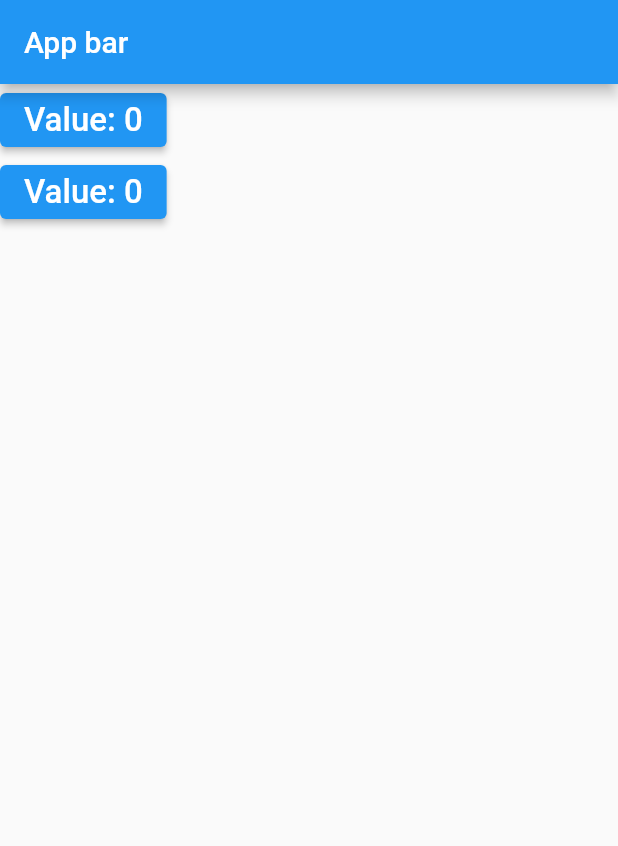
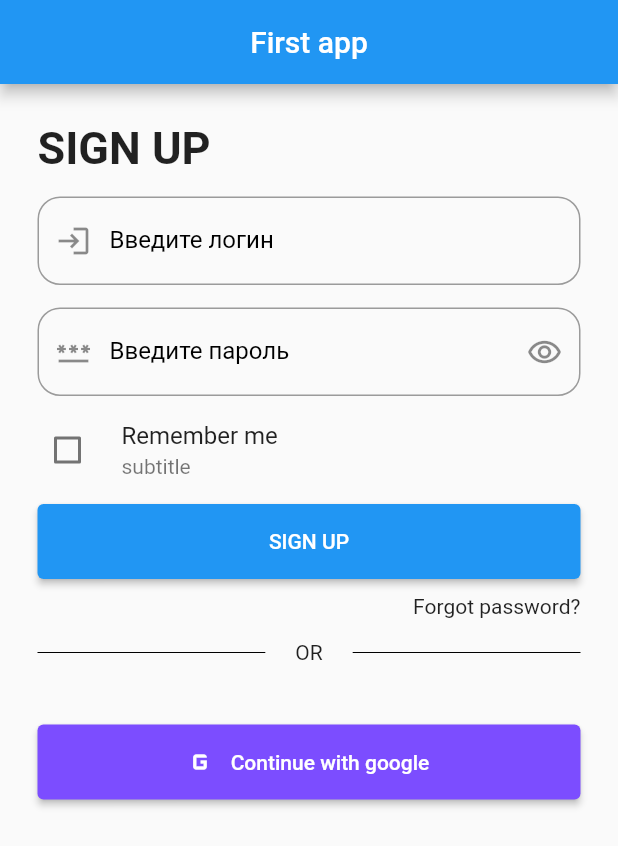
Before and after one commit to VangelNum/flutter_start, a Flutter app: the screen it shows after launch, on a phone screen of 412 x 824 dp. Shown: the top 846 px of the screen. Run offline on Flutter 3.47's test engine with Material 2 defaults, Android fonts, the phone set to English and light mode, and no system bars.

Commit message:
Login screen

```diff
--- /dev/null
+++ b/assets/config.json
@@ -0,0 +1,24 @@
+{
+  "name": "",
+  "css_prefix_text": "",
+  "css_use_suffix": false,
+  "hinting": true,
+  "units_per_em": 1000,
+  "ascent": 850,
+  "glyphs": [
+    {
+      "uid": "dbcd1a51cd108afcd0a472f963ee551b",
+      "css": "google",
+      "code": 59392,
+      "src": "custom_icons",
+      "selected": true,
+      "svg": {
+        "path": "M940 510.4C940 477.9 937.1 446.7 931.7 416.7H500V594.2H746.7C735.8 651.2 703.3 699.6 654.6 732.1V847.5H803.3C890 767.5 940 650 940 510.4ZM500 958.3C623.8 958.3 727.5 917.5 803.3 847.5L654.6 732.1C613.8 759.6 561.7 776.2 500 776.2 380.8 776.2 279.6 695.8 243.3 587.5H90.8V705.8C166.3 855.4 320.8 958.3 500 958.3ZM243.3 587.1C234.2 559.6 228.8 530.4 228.8 500S234.2 440.4 243.3 412.9V294.6H90.8C59.6 356.3 41.7 425.8 41.7 500S59.6 643.7 90.8 705.4L209.6 612.9 243.3 587.1ZM500 224.2C567.5 224.2 627.5 247.5 675.4 292.5L806.7 161.2C727.1 87.1 623.8 41.7 500 41.7 320.8 41.7 166.3 144.6 90.8 294.6L243.3 412.9C279.6 304.6 380.8 224.2 500 224.2ZM41.7 41.7H958.3V958.3H41.7Z",
+        "width": 1000
+      },
+      "search": [
+        "google"
+      ]
+    }
+  ]
+}
--- a/lib/main.dart
+++ b/lib/main.dart
@@ -1,48 +1,151 @@
 import 'package:flutter/material.dart';
 
 void main() {
-  runApp(
-    MaterialApp(
+  runApp(MyApp());
+}
+
+class MyApp extends StatelessWidget {
+  @override
+  Widget build(BuildContext context) {
+    return MaterialApp(
       home: Scaffold(
-        body: Column(
-          children: [
-            Counter(increment: 2),
-            Counter(increment: 1),
-          ],
+        appBar: AppBar(
+          title: Text("First app"),
+          centerTitle: true,
         ),
-        appBar: AppBar(
-          title: Text("App bar"),
+        body: Container(
+          padding: EdgeInsets.all(25),
+          child: Column(
+            crossAxisAlignment: CrossAxisAlignment.start,
+            children: [
+              Text(
+                "SIGN UP",
+                style: TextStyle(
+                  fontSize: 30,
+                  fontWeight: FontWeight.bold,
+                  fontFamily: 'Roboto',
+                ),
+              ),
+              SizedBox(height: 15),
+              TextField(
+                decoration: InputDecoration(
+                  prefixIcon: Icon(Icons.login_outlined),
+                  border: OutlineInputBorder(
+                      borderRadius: BorderRadius.all(Radius.circular(15))),
+                  labelText: "Введите логин",
+                  labelStyle: TextStyle(color: Colors.black),
+                ),
+                style: TextStyle(fontSize: 16, color: Colors.deepOrange),
+                maxLines: 1,
+                onSubmitted: (text) {
+                  print("your text is $text");
+                },
+              ),
+              SizedBox(height: 15),
+              TextField(
+                decoration: InputDecoration(
+                  prefixIcon: Icon(Icons.password_outlined),
+                  suffixIcon: Icon(Icons.remove_red_eye_outlined),
+                  border: OutlineInputBorder(
+                      borderRadius: BorderRadius.all(Radius.circular(15))),
+                  labelText: "Введите пароль",
+                  labelStyle: TextStyle(color: Colors.black),
+                ),
+                style: TextStyle(fontSize: 16, color: Colors.deepOrange),
+                maxLines: 1,
+                onSubmitted: (text) {
+                  print("your text is $text");
+                },
+              ),
+              CheckBox(),
+              ElevatedButton(
+                onPressed: () {},
+                child: Text("SIGN UP"),
+                style:
+                    ElevatedButton.styleFrom(minimumSize: Size.fromHeight(50)),
+              ),
+              SizedBox(
+                height: 10,
+              ),
+              SizedBox(
+                width: double.infinity,
+                child: Text(
+                  "Forgot password?",
+                  textAlign: TextAlign.right,
+                ),
+              ),
+              SizedBox(height: 15),
+              Row(
+                children: [
+                  Expanded(
+                    child: Container(
+                      padding: EdgeInsets.only(right: 20),
+                      child: Divider(
+                        height: 3,
+                        color: Colors.black,
+                      ),
+                    ),
+                  ),
+                  Text("OR"),
+                  Expanded(
+                    child: Container(
+                      padding: EdgeInsets.only(left: 20),
+                      child: Divider(
+                        height: 3,
+                        color: Colors.black,
+                      ),
+                    ),
+                  ),
+                ],
+              ),
+              SizedBox(
+                height: 40,
+              ),
+              ElevatedButton.icon(
+                onPressed: () {},
+                icon: Icon(
+                  Icons.g_mobiledata_outlined,
+                  size: 24.0,
+                ),
+                label: Text('Continue with google'),
+                style: ButtonStyle(
+                  backgroundColor:
+                      MaterialStateProperty.all(Colors.deepPurpleAccent),
+                  minimumSize: MaterialStateProperty.all(Size.fromHeight(50))
+                ),
+              ),
+            ],
+          ),
         ),
       ),
-    ),
-  );
+    );
+  }
 }
 
-class Counter extends StatefulWidget {
-  int increment = 1;
-
-  Counter({Key key = const Key("counter_key"), required this.increment})
-      : super(key: key);
-
+class CheckBox extends StatefulWidget {
   @override
-  _CounterState createState() => _CounterState();
+  State<StatefulWidget> createState() {
+    return _CheckBox();
+  }
 }
 
-class _CounterState extends State<Counter> {
-  int value = 0;
-
-  increaseValue() {
-    setState(() {
-      value = value + widget.increment;
-    });
-  }
+class _CheckBox extends State<CheckBox> {
+  bool? _isChecked = false;
 
   @override
   Widget build(BuildContext context) {
-    return ElevatedButton(
-        child: Text("Value: $value", style: TextStyle(fontSize: 22)),
-        onPressed: () {
-          increaseValue();
+    return CheckboxListTile(
+      activeColor: Colors.black,
+      value: _isChecked,
+      onChanged: (newBool) {
+        setState(() {
+          _isChecked = newBool;
         });
+      },
+      contentPadding: EdgeInsets.all(0),
+      title: Text("Remember me"),
+      controlAffinity: ListTileControlAffinity.leading,
+      subtitle: Text("subtitle"),
+    );
   }
 }
--- /dev/null
+++ b/lib/my_flutter_app_icons.dart
@@ -0,0 +1,25 @@
+/// Flutter icons MyFlutterApp
+/// Copyright (C) 2023 by original authors @ fluttericon.com, fontello.com
+/// This font was generated by FlutterIcon.com, which is derived from Fontello.
+///
+/// To use this font, place it in your fonts/ directory and include the
+/// following in your pubspec.yaml
+///
+/// flutter:
+///   fonts:
+///    - family:  MyFlutterApp
+///      fonts:
+///       - asset: fonts/MyFlutterApp.ttf
+///
+///
+///
+import 'package:flutter/widgets.dart';
+
+class MyFlutterApp {
+  MyFlutterApp._();
+
+  static const _kFontFam = 'MyFlutterApp';
+  static const String? _kFontPkg = null;
+
+  static const IconData google = IconData(0xe800, fontFamily: _kFontFam, fontPackage: _kFontPkg);
+}
```
Also changed, not shown: pubspec.yaml (+5 -6 lines), assets/fonts/MyFlutterApp.ttf (added).
